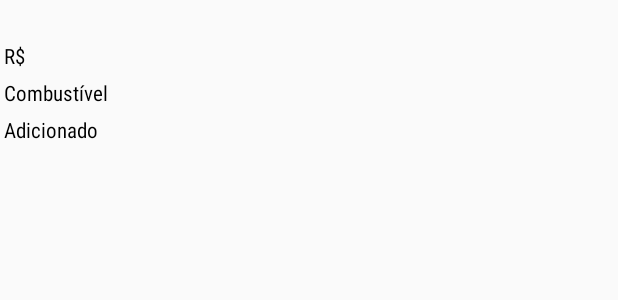
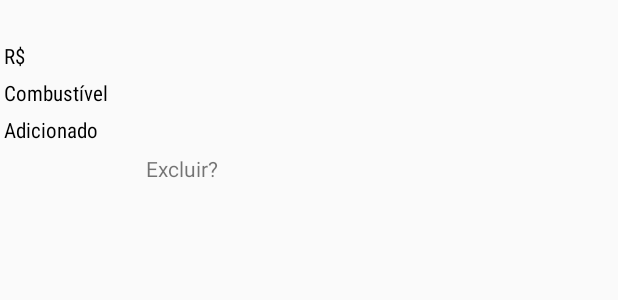
Before and after one commit to LVSant/cardealershipmanager, an Android app: the layout item_garagem.xml on its own in the app's theme, with its tools: preview values and no code run, on a phone screen of 412 x 824 dp. Shown: the top 300 px of the screen. Run offline under Robolectric (Android 15) with nearby library versions, the phone set to English and light mode, and no system bars.

Commit message:
Closing #2 and #3, now it's possible to multiselect the vehicles to delete in GaragemActivity, and it updates the listview after deletion

```diff
--- a/app/src/main/res/layout/activity_garagem.xml
+++ b/app/src/main/res/layout/activity_garagem.xml
@@ -80,7 +80,6 @@
         android:layout_marginRight="11dp"
         android:layout_marginStart="11dp"
         android:layout_marginTop="10dp"
-        android:background="@android:color/darker_gray"
 
         app:layout_constraintBottom_toBottomOf="parent"
         app:layout_constraintHorizontal_bias="0.0"
--- a/app/src/main/res/layout/item_garagem.xml
+++ b/app/src/main/res/layout/item_garagem.xml
@@ -70,6 +70,7 @@
             android:text="Adicionado"
             android:textColor="@android:color/background_dark"
             android:textSize="14sp" />
+
     </LinearLayout>
 
     <LinearLayout
@@ -137,6 +138,17 @@
             android:textColor="@android:color/holo_blue_dark"
             android:textSize="14sp" />
 
+        <CheckedTextView
+            android:id="@+id/checkExcluir"
+            android:layout_width="match_parent"
+            android:layout_height="28dp"
+
+            android:layout_weight="10.47"
+            android:checked="false"
+            android:gravity="center_vertical"
+            android:text="Excluir?"
+            android:textAppearance="@style/TextAppearance.AppCompat.Small" />
+
     </LinearLayout>
 
 
```
Also changed, not shown: app/src/main/java/com/anew/devl/cardealershipmanager/GaragemActivity.java (+56 -4 lines), app/src/main/java/com/anew/devl/cardealershipmanager/fipeclient/adapter/VeiculoGaragemAdapter.java (+5 -2 lines), app/src/main/java/com/anew/devl/cardealershipmanager/others/DBHelper.java (+13 -0 lines), app/src/main/ic_checked-web.png (added), app/src/main/ic_delete-web.png (added), app/src/main/res/mipmap-hdpi/ic_checked.png (added), app/src/main/res/mipmap-hdpi/ic_delete.png (added), app/src/main/res/mipmap-mdpi/ic_checked.png (added), app/src/main/res/mipmap-mdpi/ic_delete.png (added), app/src/main/res/mipmap-xhdpi/ic_checked.png (added), app/src/main/res/mipmap-xhdpi/ic_delete.png (added), app/src/main/res/mipmap-xxhdpi/ic_checked.png (added), app/src/main/res/mipmap-xxhdpi/ic_delete.png (added), app/src/main/res/mipmap-xxxhdpi/ic_checked.png (added), 1 more files.
